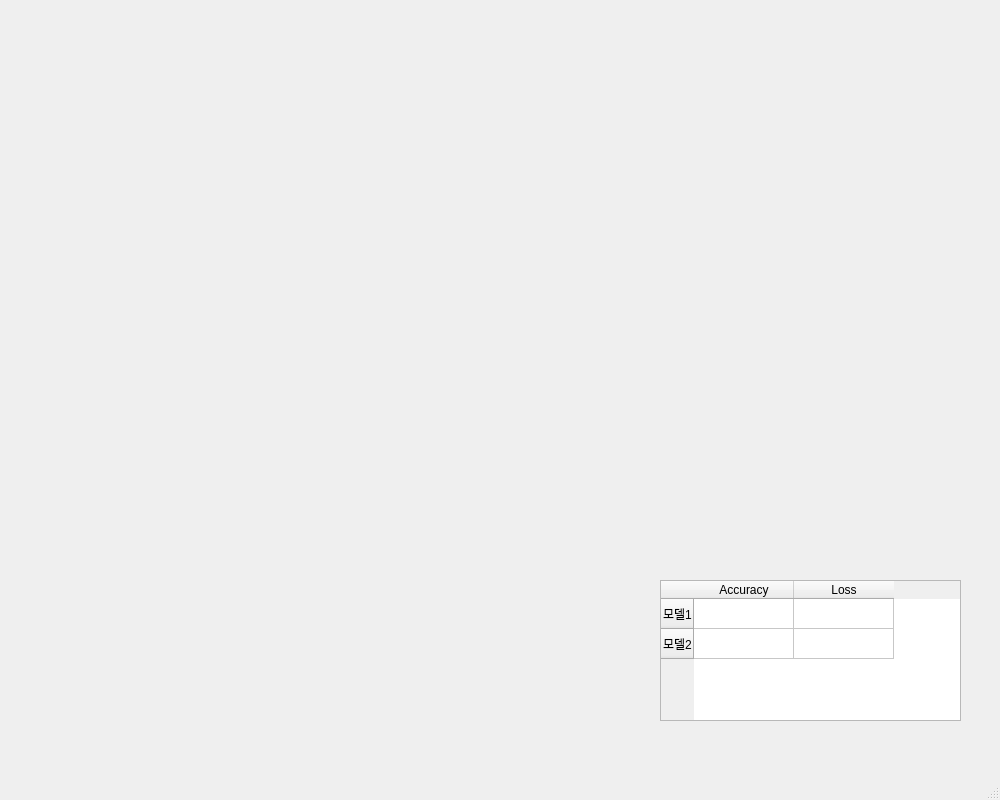
Lee-JiHyeon/PIXBY, file develop/pixby/ui/res.ui: the form before one commit.
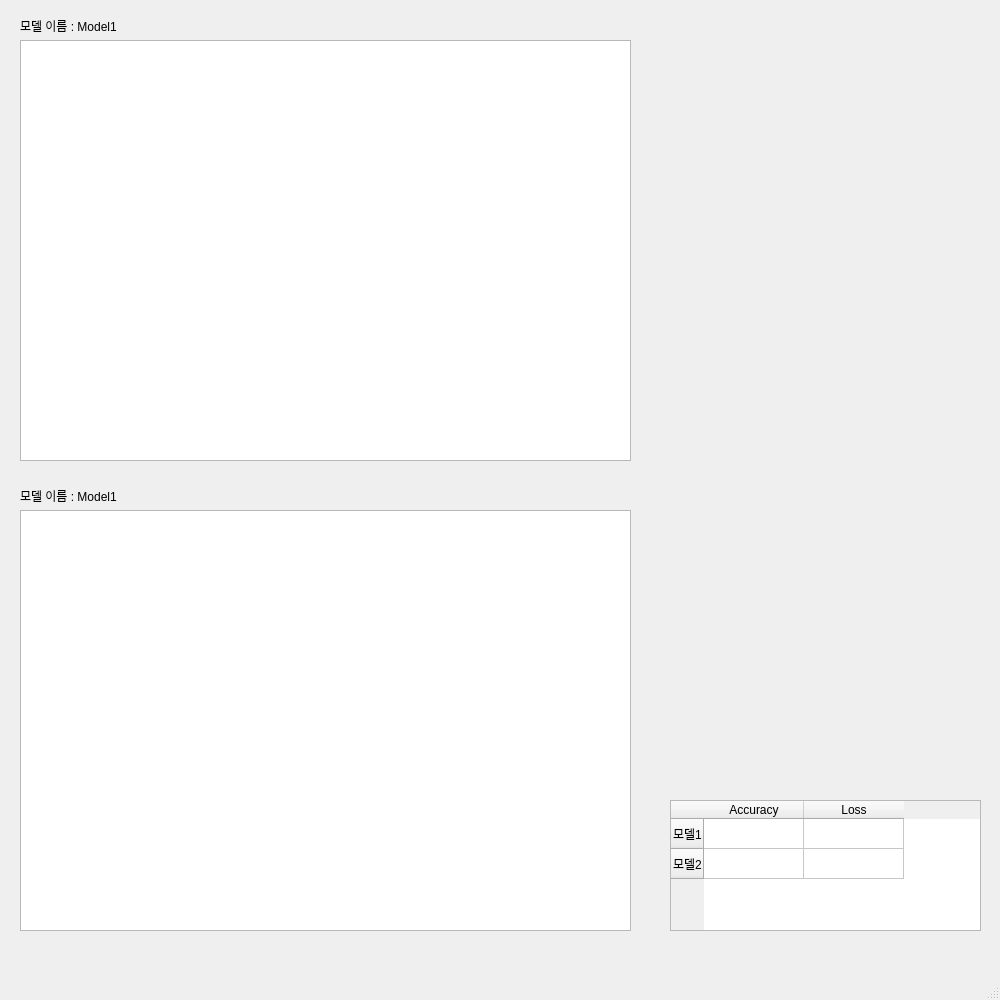
The form after the commit.

What changed in the file:
```diff
--- a/develop/pixby/ui/res.ui
+++ b/develop/pixby/ui/res.ui
@@ -7,22 +7,40 @@
     <x>0</x>
     <y>0</y>
     <width>1000</width>
-    <height>800</height>
+    <height>1000</height>
    </rect>
   </property>
   <property name="windowTitle">
    <string>MainWindow</string>
   </property>
   <widget class="QWidget" name="centralwidget">
+   <widget class="QWidget" name="verticalLayoutWidget">
+    <property name="geometry">
+     <rect>
+      <x>20</x>
+      <y>40</y>
+      <width>611</width>
+      <height>421</height>
+     </rect>
+    </property>
+    <layout class="QVBoxLayout" name="verticalLayout">
+     <item>
+      <widget class="QTableWidget" name="model1"/>
+     </item>
+    </layout>
+   </widget>
+   <widget class="QWidget" name="verticalLayoutWidget_2">
+    <property name="geometry">
+     <rect>
+      <x>670</x>
+      <y>800</y>
+      <width>311</width>
+      <height>131</height>
+     </rect>
+    </property>
+    <layout class="QVBoxLayout" name="verticalLayout_2">
+     <item>
    <widget class="QTableWidget" name="compare_table">
-    <property name="geometry">
-     <rect>
-      <x>660</x>
-      <y>580</y>
-      <width>301</width>
-      <height>141</height>
-     </rect>
-    </property>
     <row>
      <property name="text">
       <string>모델1</string>
@@ -46,6 +64,56 @@
       <string>Loss</string>
      </property>
     </column>
+      </widget>
+     </item>
+    </layout>
+   </widget>
+   <widget class="QWidget" name="verticalLayoutWidget_3">
+    <property name="geometry">
+     <rect>
+      <x>20</x>
+      <y>510</y>
+      <width>611</width>
+      <height>421</height>
+     </rect>
+    </property>
+    <layout class="QVBoxLayout" name="verticalLayout_3">
+     <item>
+      <widget class="QTableWidget" name="model2"/>
+     </item>
+    </layout>
+   </widget>
+   <widget class="QLabel" name="name1">
+    <property name="geometry">
+     <rect>
+      <x>20</x>
+      <y>10</y>
+      <width>601</width>
+      <height>31</height>
+     </rect>
+    </property>
+    <property name="styleSheet">
+     <string notr="true">font: 12pt &quot;배달의민족 한나는 열한살&quot;;</string>
+    </property>
+    <property name="text">
+     <string>모델 이름 : Model1</string>
+    </property>
+   </widget>
+   <widget class="QLabel" name="name2">
+    <property name="geometry">
+     <rect>
+      <x>20</x>
+      <y>480</y>
+      <width>611</width>
+      <height>31</height>
+     </rect>
+    </property>
+    <property name="styleSheet">
+     <string notr="true">font: 12pt &quot;배달의민족 한나는 열한살&quot;;</string>
+    </property>
+    <property name="text">
+     <string>모델 이름 : Model1</string>
+    </property>
    </widget>
   </widget>
   <widget class="QMenuBar" name="menubar">
```
Lines whose indentation alone changed are shown as unchanged.
